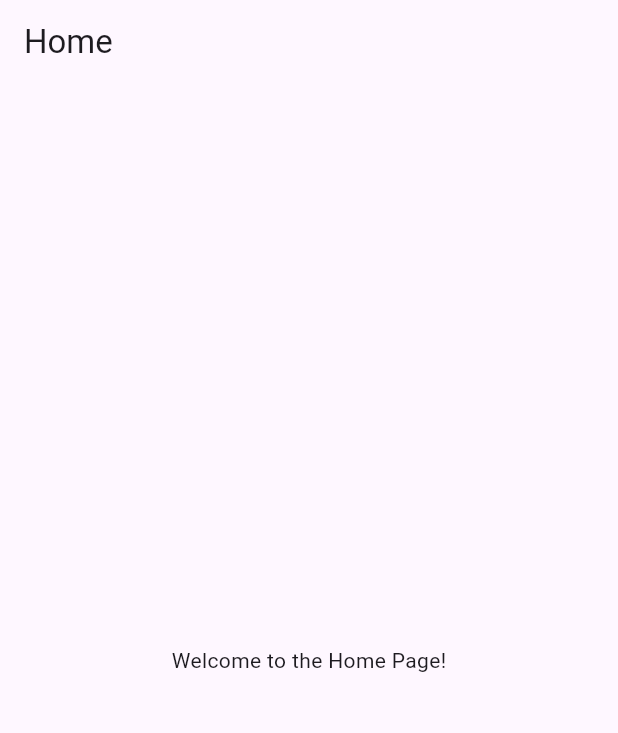
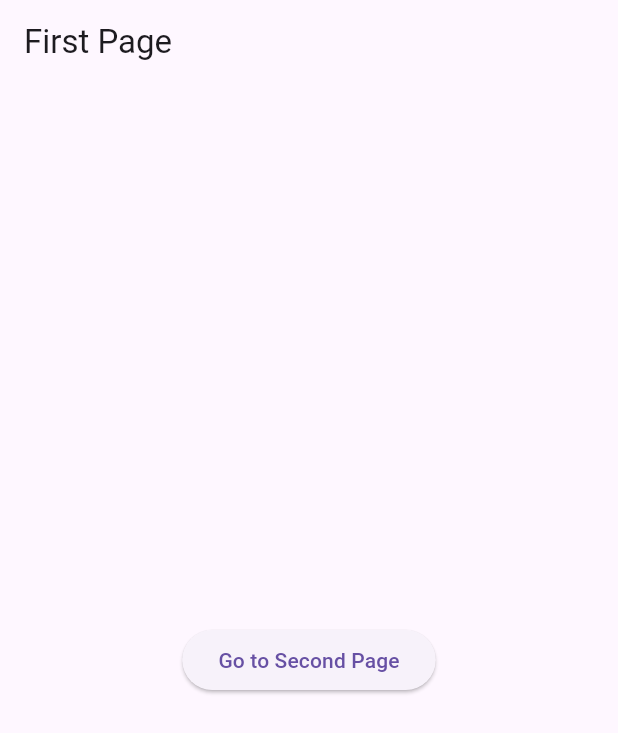
Before and after one commit to fanb1t/mobile-flutter, a Flutter app: the screen it shows after launch, on a phone screen of 412 x 824 dp. Shown: the top 733 px of the screen. Run offline on Flutter 3.47's test engine with Material 3 defaults, Android fonts, the light colour scheme and no system bars.

Commit message:
เริ่มการเขียนnavigate

```diff
--- a/lib/home_page.dart
+++ b/lib/home_page.dart
@@ -5,7 +5,9 @@ class HomePage extends StatelessWidget {
   Widget build(BuildContext context) {
     return Scaffold(
       appBar: AppBar(
-        title: Text('Home'),
+        title: Text('first page'),
+        backgroundColor: Colors.lime[600],
+        titleTextStyle: TextStyle(color: Colors.black, fontSize: 25),
 ),
 body: Center(
 child: Text('Welcome to the Home Page!'),
--- a/lib/main.dart
+++ b/lib/main.dart
@@ -1,16 +1,47 @@
 import 'package:flutter/material.dart';
-import 'home_page.dart'; // import the separated file
-
-void main() {
-  runApp(MyApp());
-}
-
+void main() => runApp(MyApp());
 class MyApp extends StatelessWidget {
-  @override
+   @override
   Widget build(BuildContext context) {
     return MaterialApp(
-      title: 'Flutter Home Example',
-      home: HomePage(), // set the home screen
+      home: FirstPage(),
     );
   }
 }
+
+class FirstPage extends StatelessWidget {
+  @override
+  Widget build(BuildContext context) {
+    return Scaffold(
+      appBar: AppBar(title: Text('First Page')),
+      body: Center(
+        child: ElevatedButton(
+          child: Text('Go to Second Page'),
+          onPressed: () {
+            Navigator.push(
+              context,
+              MaterialPageRoute(builder: (context) => SecondPage()),
+            );
+          },
+        ),
+      ),
+    );
+  }
+}
+
+class SecondPage extends StatelessWidget {
+  @override
+  Widget build(BuildContext context) {
+    return Scaffold(
+      appBar: AppBar(title: Text('Second Page')),
+      body: Center(
+        child: ElevatedButton(
+          child: Text('Back'),
+           onPressed: () {
+            Navigator.pop(context);
+          },
+        ),
+      ),
+    );
+  }
+}
```
